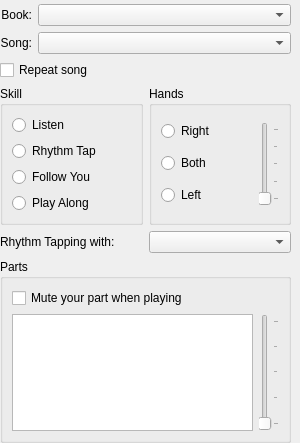
Qt form src/GuiSidePanel.ui (pianobooster/PianoBooster) before a commit.
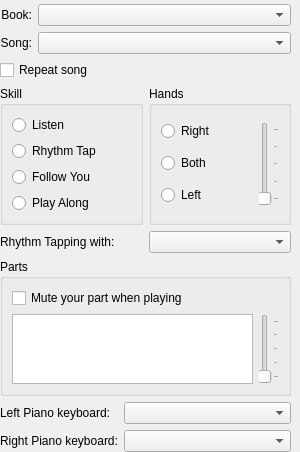
The same form after that commit.

Commit message: Add synchronized piano keyboard channel mode

The edit to the form file:
```diff
--- a/src/GuiSidePanel.ui
+++ b/src/GuiSidePanel.ui
@@ -285,6 +285,64 @@
      </layout>
     </widget>
    </item>
+   <item>
+    <widget class="QWidget" name="pianoKeyboardChannelWidget" native="true">
+     <layout class="QGridLayout" name="pianoKeyboardChannelLayout">
+      <property name="leftMargin">
+       <number>0</number>
+      </property>
+      <property name="topMargin">
+       <number>0</number>
+      </property>
+      <property name="rightMargin">
+       <number>0</number>
+      </property>
+      <property name="bottomMargin">
+       <number>0</number>
+      </property>
+      <item row="0" column="0">
+       <widget class="QLabel" name="leftPianoKeyboardChannelLabel">
+        <property name="text">
+         <string>Left Piano keyboard:</string>
+        </property>
+       </widget>
+      </item>
+      <item row="0" column="1">
+       <widget class="QComboBox" name="leftPianoKeyboardChannelCombo">
+        <property name="toolTip">
+         <string>Select the MIDI channel shown in the left-hand color on the piano keyboard</string>
+        </property>
+        <property name="sizePolicy">
+         <sizepolicy hsizetype="Expanding" vsizetype="Fixed">
+          <horstretch>0</horstretch>
+          <verstretch>0</verstretch>
+         </sizepolicy>
+        </property>
+       </widget>
+      </item>
+      <item row="1" column="0">
+       <widget class="QLabel" name="rightPianoKeyboardChannelLabel">
+        <property name="text">
+         <string>Right Piano keyboard:</string>
+        </property>
+       </widget>
+      </item>
+      <item row="1" column="1">
+       <widget class="QComboBox" name="rightPianoKeyboardChannelCombo">
+        <property name="toolTip">
+         <string>Select the MIDI channel shown in the right-hand color on the piano keyboard</string>
+        </property>
+        <property name="sizePolicy">
+         <sizepolicy hsizetype="Expanding" vsizetype="Fixed">
+          <horstretch>0</horstretch>
+          <verstretch>0</verstretch>
+         </sizepolicy>
+        </property>
+       </widget>
+      </item>
+     </layout>
+    </widget>
+   </item>
    <item>
     <spacer>
      <property name="orientation">
```
The commit also changes 23 other files.
